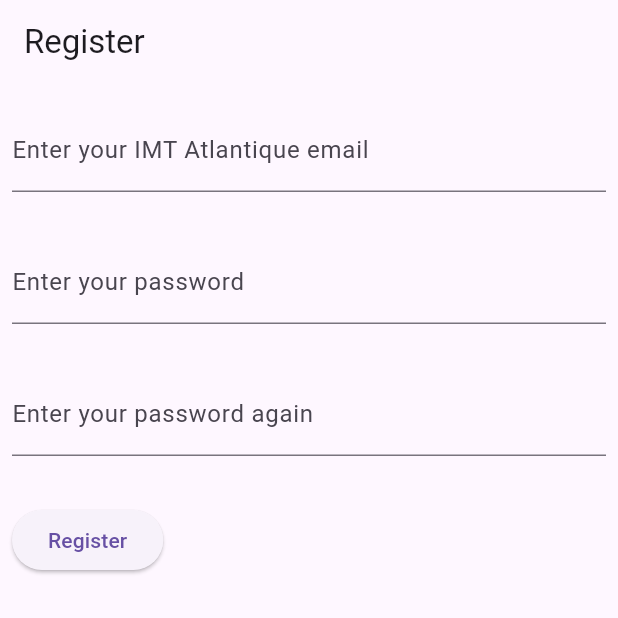
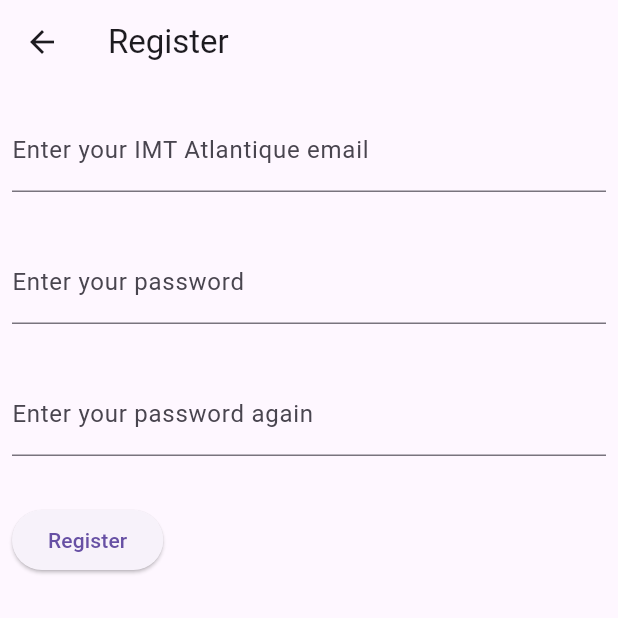
Before and after one commit to RayaneB75/multiplayer-wyr, a Flutter app: the screen it shows after launch, after a tap on "Register", on a phone screen of 412 x 824 dp, the top half of it. Run offline on Flutter 3.47's test engine with Material 2 defaults, Android fonts, the phone set to English and light mode, and no system bars.

Commit message:
materialapp to scaffold (it was trash)

```diff
--- a/front/lib/register.dart
+++ b/front/lib/register.dart
@@ -1,4 +1,3 @@
-
 import 'package:flutter/material.dart';
 import 'package:frontend/findMatch.dart';
 
@@ -7,18 +6,12 @@ class RegisterWindow extends StatelessWidget {
 
   @override
   Widget build(BuildContext context) {
-    const appTitle = 'Register';
-    return MaterialApp(
-      theme: ThemeData(
-        primarySwatch: Colors.blue,
-        useMaterial3: true, // material 3 babyyyy
+    return Scaffold(
+      appBar: AppBar(
+        title: const Text('Register'),
       ),
-      title: appTitle,
-      home: Scaffold(
-        appBar: AppBar(
-          title: const Text(appTitle),
-        ),
-        body: const RegisterForm(),
+      body: const Center(
+        child: RegisterForm()
       ),
     );
   }
```
Also changed, not shown: front/lib/findMatch.dart (+5 -11 lines), front/lib/login.dart (+5 -11 lines).
